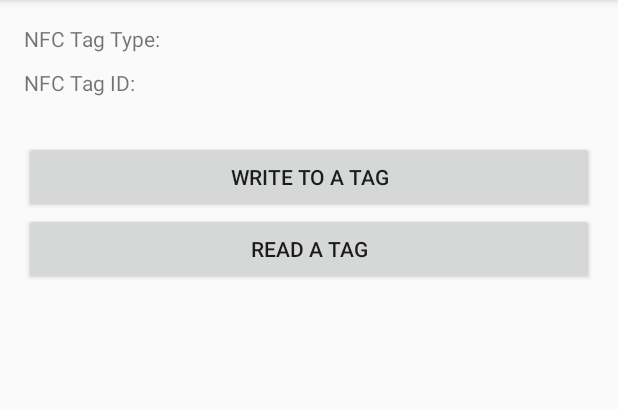
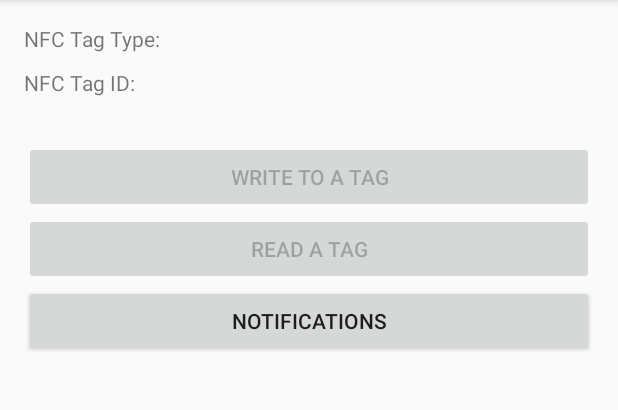
Before and after one commit to The-Scrum-Masters/archive-carro-inteligente, an Android app: the screen it shows after launch (MainActivity), on a phone screen of 412 x 824 dp, the part 84-494 px from its top. Run offline under Robolectric (Android 15) with nearby library versions, the phone set to English and light mode, and no system bars.

```diff
--- a/src/android/TrolleyReader/app/src/main/java/com/TheScrumMasters/TrolleyReader/MainActivity.java
+++ b/src/android/TrolleyReader/app/src/main/java/com/TheScrumMasters/TrolleyReader/MainActivity.java
@@ -7,6 +7,7 @@ import android.nfc.NfcAdapter;
 import android.os.Bundle;
 import android.support.v7.app.AppCompatActivity;
 import android.view.View;
+import android.widget.Button;
 import android.widget.TextView;
 import android.widget.Toast;
 
@@ -14,6 +15,7 @@ public class MainActivity extends AppCompatActivity
 {
 
     private NFCHandler nfcHandler;
+    private boolean hasNFCReader;
 
     //textviews, set in getTextViews()
     TextView nfcType;
@@ -27,9 +29,15 @@ public class MainActivity extends AppCompatActivity
 
         getTextViews();
         nfcHandler = new NFCHandler(this, false);
+        hasNFCReader = nfcHandler.doesDeviceHaveReader();
+
+        if (!hasNFCReader)
+            disableNFC();
+
+
 
         Intent intent = getIntent();
-        if (intent != null)
+        if (intent != null && hasNFCReader)
         {
             nfcHandler.handleNewRead(intent);
         }
@@ -39,7 +47,10 @@ public class MainActivity extends AppCompatActivity
     @Override
     public void onPause()
     {
+        if (hasNFCReader)
+        {
             nfcHandler.disableForegroundDispatch();
+        }
         super.onPause();
     }
 
@@ -47,7 +58,8 @@ public class MainActivity extends AppCompatActivity
     public void onResume()
     {
         //nfcHandler.enableForegroundDispatch(); IDK why it doesn't work, but the below does
-
+        if (hasNFCReader)
+        {
             Intent nfcIntent = new Intent(this, getClass());
             nfcIntent.addFlags(Intent.FLAG_ACTIVITY_SINGLE_TOP);
             PendingIntent pendingIntent = PendingIntent.getActivity(this, 0, nfcIntent, 0);
@@ -55,6 +67,8 @@ public class MainActivity extends AppCompatActivity
             String[][] techList = new String[][] { { android.nfc.tech.Ndef.class.getName() }, { android.nfc.tech.NdefFormatable.class.getName() } };
             NfcAdapter nfcAdpt = NfcAdapter.getDefaultAdapter(this);
             nfcAdpt.enableForegroundDispatch(this, pendingIntent, intentFiltersArray, techList);
+        }
+
         super.onResume();
     }
 
@@ -83,10 +97,22 @@ public class MainActivity extends AppCompatActivity
         startActivity(new Intent(this, TrolleyReader.class));
     }
 
+    public void NotificationMode_onClick(View v)
+    {
+        startActivity(new Intent(this, NotificationManager.class));
+    }
+
     private void getTextViews()
     {
         nfcType = (TextView) findViewById(R.id.NFC_Type_Out);
         nfcID = (TextView) findViewById(R.id.NFC_ID_Out);
     }
 
+    private void disableNFC()
+    {
+        Toast.makeText(this, "No Nfc reader detected disabling relevant features", Toast.LENGTH_LONG).show();
+        findViewById(R.id.writeTagMode).setEnabled(false);
+        findViewById(R.id.readTagMode).setEnabled(false);
     }
+
+}
--- a/src/android/TrolleyReader/app/src/main/java/com/TheScrumMasters/TrolleyReader/NFCHandler.java
+++ b/src/android/TrolleyReader/app/src/main/java/com/TheScrumMasters/TrolleyReader/NFCHandler.java
@@ -26,6 +26,8 @@ public class NFCHandler {
     private NfcAdapter adapter;
     private Tag tag;
 
+    boolean hasNFCReader;
+
     //tag properties
     String TrolleyID;
     String CentreID;
@@ -34,7 +36,9 @@ public class NFCHandler {
 
     public NFCHandler(Activity activity, boolean mode)
     {
+
         this.activity = activity;
+        hasNFCReader = doesDeviceHaveReader();
         writeMode = mode;
         adapter = NfcAdapter.getDefaultAdapter(activity);
     }
@@ -181,6 +185,11 @@ public class NFCHandler {
         return new String(payload, languageCodeLength + 1, payload.length - languageCodeLength - 1, textEncoding);
     }
 
+    //True if it does, false if it doesn't
+    public boolean doesDeviceHaveReader() {return adapter != null;}
+
+    public boolean isReaderEnabled() {return adapter.isEnabled();}
+
     public String getTrolleyID()
     {
         return TrolleyID;
--- a/src/android/TrolleyReader/app/src/main/res/layout/activity_main.xml
+++ b/src/android/TrolleyReader/app/src/main/res/layout/activity_main.xml
@@ -63,4 +63,14 @@
         android:layout_alignParentStart="true"
         android:layout_alignEnd="@+id/writeTagMode"
         android:onClick="ReadTagMode_onClick" />
+
+    <Button
+        android:layout_width="wrap_content"
+        android:layout_height="wrap_content"
+        android:text="Notifications"
+        android:id="@+id/notificationMode"
+        android:onClick="NotificationMode_onClick"
+        android:layout_below="@+id/readTagMode"
+        android:layout_alignParentStart="true"
+        android:layout_alignEnd="@+id/readTagMode"/>
 </RelativeLayout>
```
Also changed, not shown: src/android/TrolleyReader/app/src/main/AndroidManifest.xml (+17 -10 lines), 1 other file. Lines whose indentation alone changed are shown as unchanged.
